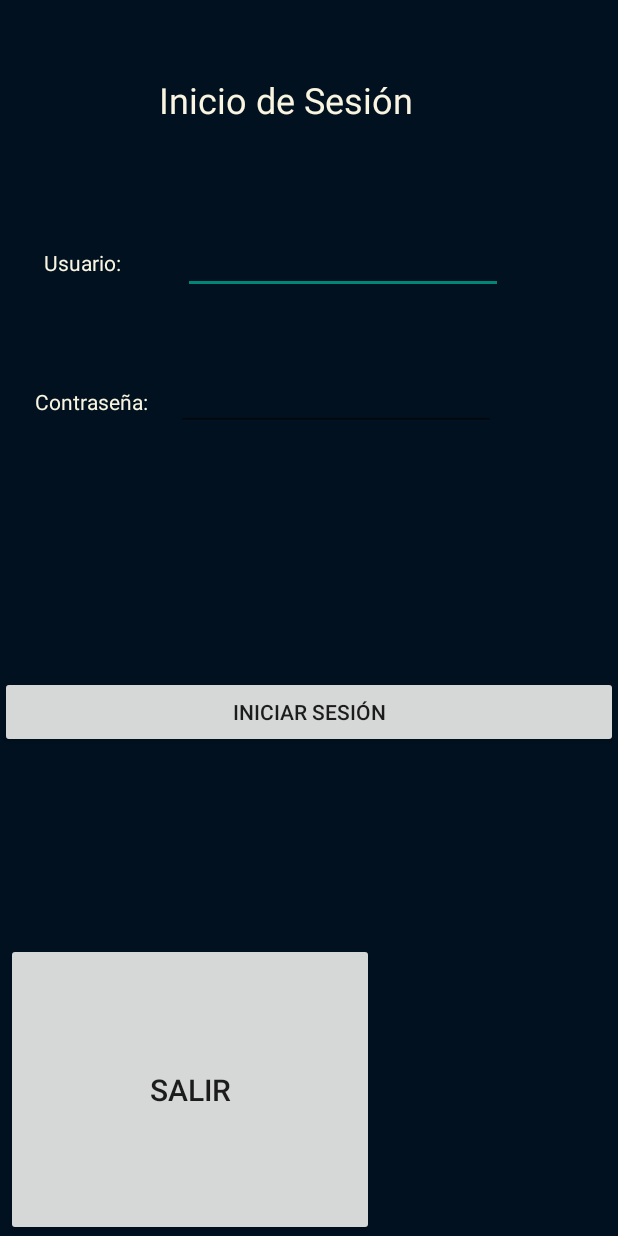
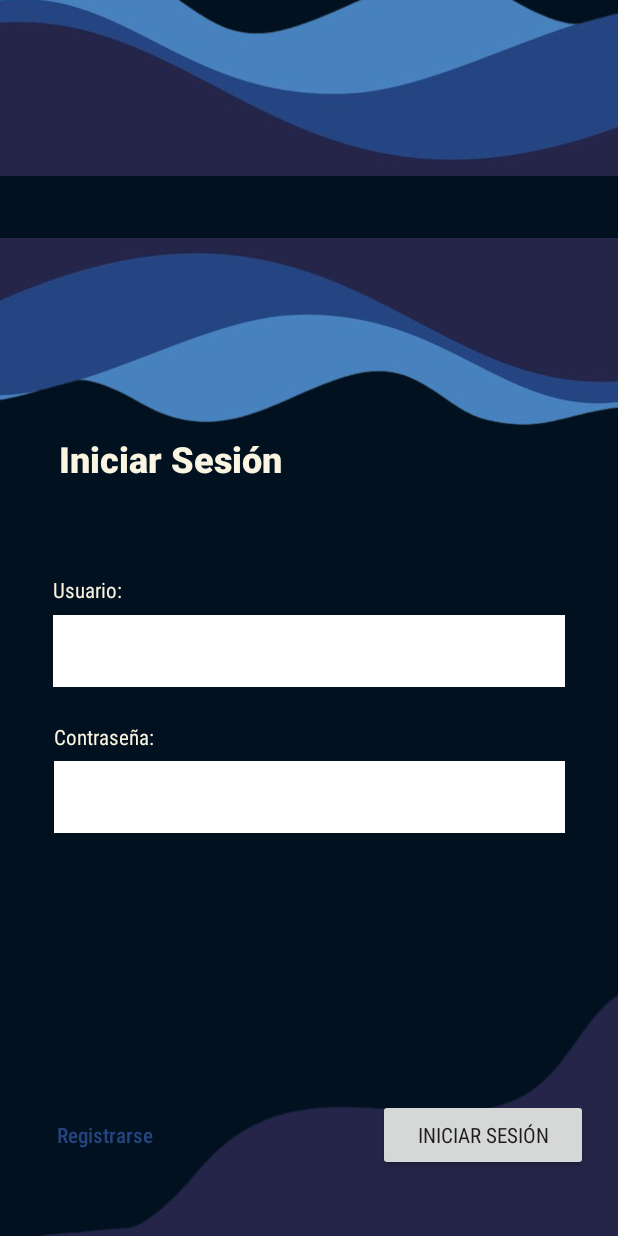
Before and after one commit to Edubedo/hmbmodel, an Android app: the screen it shows after launch (MainActivity), on a phone screen of 412 x 824 dp. Run offline under Robolectric (Android 15) with nearby library versions, the phone set to English and light mode, and no system bars.

Commit message:
Arreglando errores, nuevo diseño activity.main

```diff
--- a/app/src/main/res/layout/activity_main.xml
+++ b/app/src/main/res/layout/activity_main.xml
@@ -9,34 +9,30 @@
     tools:ignore="ExtraText">
 
     <TextView
-        android:layout_width="wrap_content"
-        android:layout_height="wrap_content"
-        android:layout_alignParentStart="true"
-        android:layout_marginStart="106dp"
-        android:layout_marginTop="50dp"
-        android:text="Inicio de Sesión"
-        android:textColor="#FAF5E1"
-        android:textSize="24sp" />
-
-    <Button
-        android:id="@+id/btnsalir"
-        android:layout_width="245dp"
-        android:layout_height="195dp"
-        android:layout_alignParentStart="true"
-        android:layout_alignParentBottom="true"
-        android:layout_marginStart="4dp"
-        android:layout_marginBottom="0dp"
-        android:text="@string/salir"
-        android:textSize="20sp" />
-
-    <EditText
-        android:id="@+id/editTextUsername"
+        android:id="@+id/textView6"
         android:layout_width="wrap_content"
         android:layout_height="wrap_content"
         android:layout_alignParentStart="true"
         android:layout_alignParentTop="true"
-        android:layout_marginStart="122dp"
-        android:layout_marginTop="148dp"
+        android:layout_marginStart="39dp"
+        android:layout_marginTop="289dp"
+        android:fontFamily="sans-serif-black"
+        android:freezesText="false"
+        android:text="Iniciar Sesión"
+        android:textColor="#FAF5E1"
+        android:textSize="24sp" />
+
+    <EditText
+        android:id="@+id/editTextUsername"
+        android:layout_width="341dp"
+        android:layout_height="wrap_content"
+        android:layout_alignParentStart="true"
+        android:layout_alignParentTop="true"
+        android:layout_alignParentEnd="true"
+        android:layout_marginStart="35dp"
+        android:layout_marginTop="410dp"
+        android:layout_marginEnd="35dp"
+        android:background="@color/white"
         android:ems="10"
         android:inputType="text"
         android:minHeight="48dp"
@@ -44,13 +40,16 @@
 
     <EditText
         android:id="@+id/editTextPassword"
-        android:layout_width="wrap_content"
+        android:layout_width="340dp"
         android:layout_height="wrap_content"
         android:layout_alignParentStart="true"
         android:layout_alignParentTop="true"
-        android:layout_marginStart="117dp"
-        android:layout_marginTop="239dp"
+        android:layout_alignParentEnd="true"
+        android:layout_marginStart="36dp"
+        android:layout_marginTop="507dp"
+        android:layout_marginEnd="35dp"
         android:autofillHints=""
+        android:background="#FFFFFF"
         android:ems="10"
         android:inputType="text"
         android:minHeight="48dp"
@@ -58,12 +57,13 @@
 
     <Button
         android:id="@+id/btnLogin"
-        android:layout_width="match_parent"
+        android:layout_width="140dp"
         android:layout_height="wrap_content"
         android:layout_alignParentEnd="true"
         android:layout_alignParentBottom="true"
-        android:layout_marginEnd="0dp"
-        android:layout_marginBottom="325dp"
+        android:layout_marginEnd="20dp"
+        android:layout_marginBottom="43dp"
+        android:fontFamily="sans-serif-condensed"
         android:text="Iniciar Sesión" />
 
     <TextView
@@ -72,8 +72,9 @@
         android:layout_height="wrap_content"
         android:layout_alignParentStart="true"
         android:layout_alignParentTop="true"
-        android:layout_marginStart="29dp"
-        android:layout_marginTop="165dp"
+        android:layout_marginStart="35dp"
+        android:layout_marginTop="383dp"
+        android:fontFamily="sans-serif-condensed"
         android:text="Usuario:"
         android:textColor="#FAF5E1" />
 
@@ -83,8 +84,62 @@
         android:layout_height="wrap_content"
         android:layout_alignParentStart="true"
         android:layout_alignParentTop="true"
-        android:layout_marginStart="23dp"
-        android:layout_marginTop="258dp"
+        android:layout_marginStart="36dp"
+        android:layout_marginTop="481dp"
+        android:fontFamily="sans-serif-condensed"
         android:text="Contraseña:"
         android:textColor="#FAF5E1" />
+
+    <ImageView
+        android:id="@+id/imageView2"
+        android:layout_width="match_parent"
+        android:layout_height="348dp"
+        android:layout_alignParentStart="true"
+        android:layout_alignParentTop="true"
+        android:layout_alignParentEnd="true"
+        android:layout_alignParentBottom="true"
+        android:layout_marginStart="0dp"
+        android:layout_marginTop="46dp"
+        android:layout_marginEnd="0dp"
+        android:layout_marginBottom="336dp"
+        android:rotation="180"
+        app:srcCompat="@drawable/olasbg" />
+
+    <ImageView
+        android:id="@+id/imageView6"
+        android:layout_width="wrap_content"
+        android:layout_height="wrap_content"
+        android:layout_alignParentEnd="true"
+        android:layout_alignParentBottom="true"
+        android:layout_marginEnd="-132dp"
+        android:layout_marginBottom="-88dp"
+        android:rotation="20"
+        android:rotationY="180"
+        app:tint="#252549"
+        app:srcCompat="@drawable/olasbg" />
+
+    <ImageView
+        android:id="@+id/imageView7"
+        android:layout_width="wrap_content"
+        android:layout_height="381dp"
+        android:layout_alignParentTop="true"
+        android:layout_alignParentEnd="true"
+        android:layout_marginTop="-189dp"
+        android:layout_marginEnd="-29dp"
+        app:srcCompat="@drawable/olasbg" />
+
+    <TextView
+        android:id="@+id/textView7"
+        android:layout_width="wrap_content"
+        android:layout_height="wrap_content"
+        android:layout_alignParentEnd="true"
+        android:layout_alignParentBottom="true"
+        android:layout_marginEnd="310dp"
+        android:layout_marginBottom="58dp"
+        android:fontFamily="sans-serif-condensed-medium"
+        android:text="Registrarse"
+        android:textColor="#254581" />
+
+    a
+
 </RelativeLayout>
--- a/app/src/main/res/layout/activity_splash.xml
+++ b/app/src/main/res/layout/activity_splash.xml
@@ -4,7 +4,7 @@
     xmlns:tools="http://schemas.android.com/tools"
     android:layout_width="match_parent"
     android:layout_height="match_parent"
-    android:background="@drawable/eabLogo"
+    android:background="@drawable/eablogo"
     tools:context=".splash">
 
 </RelativeLayout>
```
Also changed, not shown: app/src/main/res/drawable/eablogo.png (renamed from app/src/main/res/drawable/eabLogo.png), app/src/main/res/drawable/olasbg.png (added).
